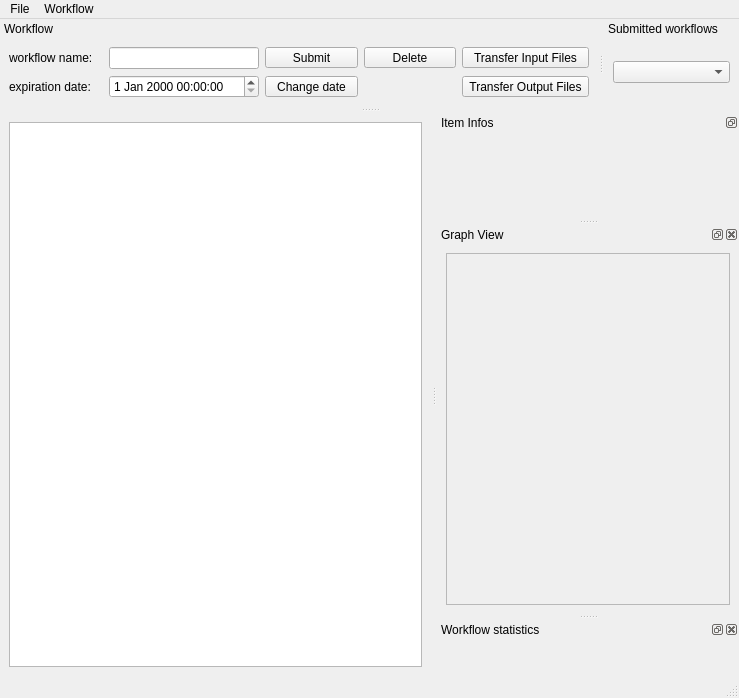
The window that python/soma/jobs/gui/WorkflowMainWindow.ui (populse/soma-workflow) describes before a commit, drawn with Qt 5.
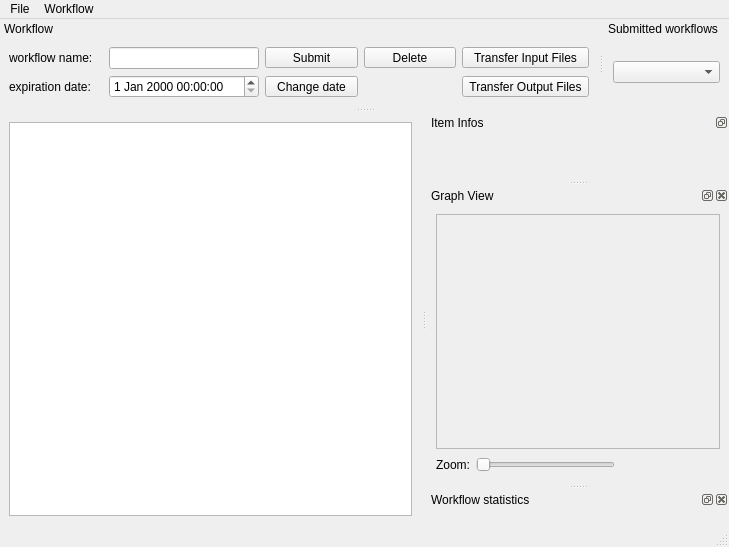
The same window after the commit.

Commit message: Workflow gui: Zoom feature for the graph view.

Patch:
```diff
--- a/python/soma/jobs/gui/WorkflowMainWindow.ui
+++ b/python/soma/jobs/gui/WorkflowMainWindow.ui
@@ -6,8 +6,8 @@
    <rect>
     <x>0</x>
     <y>0</y>
-    <width>739</width>
-    <height>698</height>
+    <width>729</width>
+    <height>547</height>
    </rect>
   </property>
   <property name="windowTitle">
@@ -32,7 +32,7 @@
     <rect>
      <x>0</x>
      <y>0</y>
-     <width>739</width>
+     <width>729</width>
      <height>24</height>
     </rect>
    </property>
@@ -269,7 +269,7 @@
    <property name="minimumSize">
     <size>
      <width>302</width>
-     <height>132</height>
+     <height>160</height>
     </size>
    </property>
    <property name="windowTitle">
@@ -290,13 +290,50 @@
          <rect>
           <x>0</x>
           <y>0</y>
-          <width>280</width>
-          <height>348</height>
+          <width>325</width>
+          <height>208</height>
          </rect>
         </property>
        </widget>
       </widget>
      </item>
+     <item>
+      <layout class="QHBoxLayout" name="horizontalLayout">
+       <item>
+        <widget class="QLabel" name="label_3">
+         <property name="text">
+          <string>Zoom:</string>
+         </property>
+        </widget>
+       </item>
+       <item>
+        <widget class="QSlider" name="slider_zoom">
+         <property name="minimumSize">
+          <size>
+           <width>139</width>
+           <height>0</height>
+          </size>
+         </property>
+         <property name="orientation">
+          <enum>Qt::Horizontal</enum>
+         </property>
+        </widget>
+       </item>
+       <item>
+        <spacer name="horizontalSpacer">
+         <property name="orientation">
+          <enum>Qt::Horizontal</enum>
+         </property>
+         <property name="sizeHint" stdset="0">
+          <size>
+           <width>40</width>
+           <height>20</height>
+          </size>
+         </property>
+        </spacer>
+       </item>
+      </layout>
+     </item>
     </layout>
    </widget>
   </widget>
```
The commit also changes 1 other file.
